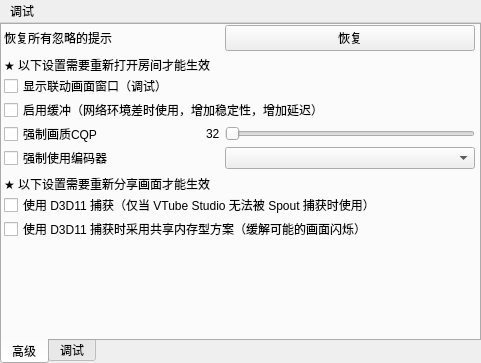
First picture: the form in ui/windows/settingwindow.ui, repository reitovo/vlink-client, before the edit.
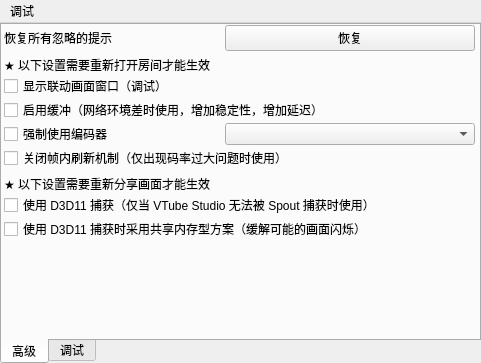
Second picture: the form after the edit.

Commit message: 画质设置

Diff of the .ui file:
```diff
--- a/ui/windows/settingwindow.ui
+++ b/ui/windows/settingwindow.ui
@@ -173,87 +173,6 @@
          </property>
         </widget>
        </item>
-       <item>
-        <layout class="QHBoxLayout" name="horizontalLayout_3">
-         <item>
-          <widget class="QCheckBox" name="shouldForceCQP">
-           <property name="font">
-            <font>
-             <family>Microsoft YaHei UI</family>
-             <bold>false</bold>
-            </font>
-           </property>
-           <property name="text">
-            <string>强制画质CQP</string>
-           </property>
-          </widget>
-         </item>
-         <item>
-          <spacer name="horizontalSpacer">
-           <property name="orientation">
-            <enum>Qt::Horizontal</enum>
-           </property>
-           <property name="sizeType">
-            <enum>QSizePolicy::Expanding</enum>
-           </property>
-           <property name="sizeHint" stdset="0">
-            <size>
-             <width>40</width>
-             <height>20</height>
-            </size>
-           </property>
-          </spacer>
-         </item>
-         <item>
-          <widget class="QLabel" name="avCQPValue">
-           <property name="font">
-            <font>
-             <family>Microsoft YaHei UI</family>
-             <bold>false</bold>
-            </font>
-           </property>
-           <property name="text">
-            <string>32</string>
-           </property>
-          </widget>
-         </item>
-         <item>
-          <spacer name="horizontalSpacer_4">
-           <property name="orientation">
-            <enum>Qt::Horizontal</enum>
-           </property>
-           <property name="sizeType">
-            <enum>QSizePolicy::Fixed</enum>
-           </property>
-           <property name="sizeHint" stdset="0">
-            <size>
-             <width>5</width>
-             <height>20</height>
-            </size>
-           </property>
-          </spacer>
-         </item>
-         <item>
-          <widget class="QSlider" name="avCQP">
-           <property name="minimumSize">
-            <size>
-             <width>250</width>
-             <height>0</height>
-            </size>
-           </property>
-           <property name="minimum">
-            <number>16</number>
-           </property>
-           <property name="maximum">
-            <number>36</number>
-           </property>
-           <property name="orientation">
-            <enum>Qt::Horizontal</enum>
-           </property>
-          </widget>
-         </item>
-        </layout>
-       </item>
        <item>
         <layout class="QHBoxLayout" name="horizontalLayout">
          <item>
@@ -300,6 +219,22 @@
          </item>
         </layout>
        </item>
+       <item>
+        <widget class="QCheckBox" name="disableIntraRefresh">
+         <property name="enabled">
+          <bool>true</bool>
+         </property>
+         <property name="font">
+          <font>
+           <family>Microsoft YaHei UI</family>
+           <bold>false</bold>
+          </font>
+         </property>
+         <property name="text">
+          <string>关闭帧内刷新机制（仅出现码率过大问题时使用）</string>
+         </property>
+        </widget>
+       </item>
        <item>
         <spacer name="verticalSpacer_3">
          <property name="orientation">
```
The commit also changes 16 other files.
